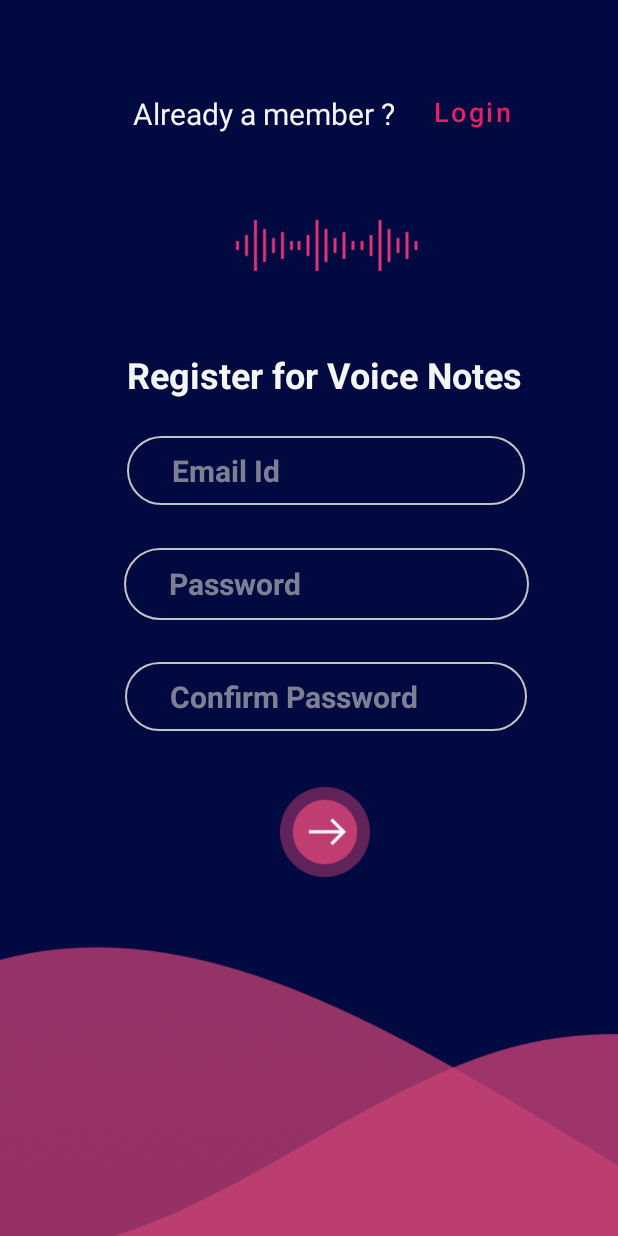
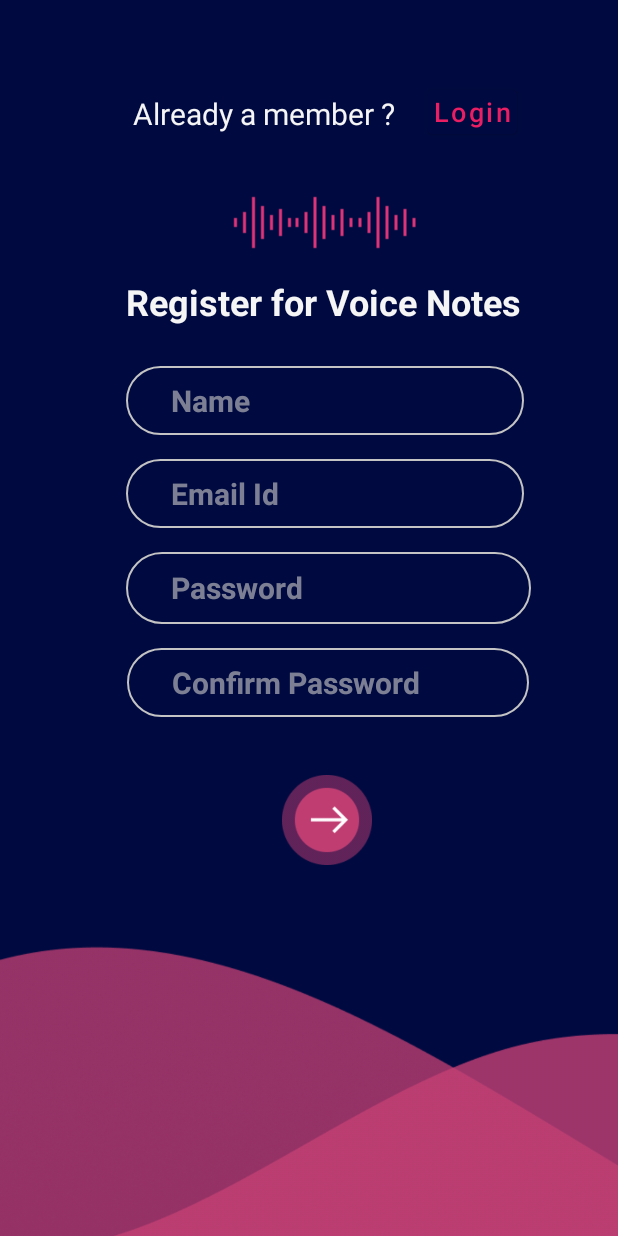
Before and after one commit to vidushi014/YVS_Android1, an Android app: the RegistrationActivity screen opened directly, with no data from a screen before it, on a phone screen of 412 x 824 dp. Run offline under Robolectric (Android 15) with nearby library versions, the phone set to English and light mode, and no system bars; our stand-ins replace Firebase (no records; nobody signed in at launch, a user with empty details on screens opened directly).

Commit message:
name field added in registration page

```diff
--- a/app/src/main/java/com/example/voice_notes/DbQuery.java
+++ b/app/src/main/java/com/example/voice_notes/DbQuery.java
@@ -24,9 +24,10 @@ public class DbQuery {
     public static FirebaseFirestore gFireStore;
 //    public static List<CategoryModel> gCatList = new ArrayList<>();
 
-    public static void createUserdata(String email,MyCompleteListener completeListener){
+    public static void createUserdata(String name ,String email,MyCompleteListener completeListener){
 
         Map<String, Object> userData = new ArrayMap<>();
+        userData.put("Name",name);
         userData.put("Email_ID",email);
 
         DocumentReference userDoc = gFireStore.collection("USERS").document(FirebaseAuth.getInstance().getCurrentUser().getUid());
--- a/app/src/main/java/com/example/voice_notes/MainActivity.java
+++ b/app/src/main/java/com/example/voice_notes/MainActivity.java
@@ -175,7 +175,7 @@ public class MainActivity extends AppCompatActivity {
 
                             if (task.getResult().getAdditionalUserInfo().isNewUser())
                             {
-                                DbQuery.createUserdata(user.getEmail(), new MyCompleteListener() {
+                                DbQuery.createUserdata(user.getDisplayName(),user.getEmail(), new MyCompleteListener() {
                                     @Override
                                     public void onSuccess() {
                                         startActivity(new Intent(MainActivity.this, activity_recording.class));
--- a/app/src/main/java/com/example/voice_notes/RegistrationActivity.java
+++ b/app/src/main/java/com/example/voice_notes/RegistrationActivity.java
@@ -24,6 +24,7 @@ public class RegistrationActivity extends AppCompatActivity {
 
     EditText etRegEmail;
     EditText etRegPassword;
+    EditText etRegName;
     EditText etRegConfPass;
     ImageButton btnRegister;
     Button reLogin;
@@ -39,6 +40,7 @@ public class RegistrationActivity extends AppCompatActivity {
 
         etRegEmail = findViewById(R.id.editTextTextEmailAddress2);
         etRegPassword = findViewById(R.id.editTextTextPassword2);
+        etRegName = findViewById(R.id.editTextTextPersonName);
         etRegConfPass = findViewById(R.id.editTextTextPassword3);
         btnRegister = findViewById(R.id.imageButton2);
         reLogin = findViewById(R.id.Button2);
@@ -57,6 +59,7 @@ public class RegistrationActivity extends AppCompatActivity {
     private void createUser(){
         String email = etRegEmail.getText().toString() ;
         String password = etRegPassword.getText().toString();
+        String Name = etRegName.getText().toString();
         String confpass = etRegConfPass.getText().toString();
 
         if(TextUtils.isEmpty(email)){
@@ -84,7 +87,7 @@ public class RegistrationActivity extends AppCompatActivity {
                     if (task.isSuccessful()){
                         Toast.makeText(RegistrationActivity.this, "user registered successfully", Toast.LENGTH_SHORT).show();
 
-                        DbQuery.createUserdata(email, new MyCompleteListener() {
+                        DbQuery.createUserdata(Name,email, new MyCompleteListener() {
                             @Override
                             public void onSuccess() {
                                 startActivity(new Intent(RegistrationActivity.this,MainActivity.class));
--- a/app/src/main/res/layout/activity_recording.xml
+++ b/app/src/main/res/layout/activity_recording.xml
@@ -36,12 +36,11 @@
         android:id="@+id/imageView8"
         android:layout_width="wrap_content"
         android:layout_height="wrap_content"
-        app:layout_constraintBottom_toBottomOf="parent"
+        android:layout_marginTop="156dp"
         app:layout_constraintEnd_toEndOf="parent"
         app:layout_constraintHorizontal_bias="0.0"
         app:layout_constraintStart_toStartOf="parent"
         app:layout_constraintTop_toTopOf="parent"
-        app:layout_constraintVertical_bias="0.197"
         app:srcCompat="@drawable/watermark" />
 
     <TextView
--- a/app/src/main/res/layout/activity_registration.xml
+++ b/app/src/main/res/layout/activity_registration.xml
@@ -49,31 +49,33 @@
         android:layout_height="wrap_content"
         app:layout_constraintBottom_toBottomOf="parent"
         app:layout_constraintEnd_toEndOf="@+id/Button2"
-        app:layout_constraintHorizontal_bias="0.498"
+        app:layout_constraintHorizontal_bias="0.487"
         app:layout_constraintStart_toStartOf="@+id/textView11"
         app:layout_constraintTop_toTopOf="parent"
-        app:layout_constraintVertical_bias="0.172"
+        app:layout_constraintVertical_bias="0.152"
         app:srcCompat="@drawable/logo" />
 
     <TextView
         android:id="@+id/textView"
         android:layout_width="wrap_content"
         android:layout_height="wrap_content"
-        android:layout_marginTop="28dp"
+        android:layout_marginTop="5dp"
         android:text="Register for Voice Notes"
         android:textColor="#F5F5F5"
         android:textSize="24sp"
         android:textStyle="bold"
         app:layout_constraintBottom_toBottomOf="parent"
         app:layout_constraintEnd_toEndOf="@+id/imageView6"
+        app:layout_constraintHorizontal_bias="0.495"
         app:layout_constraintStart_toStartOf="@+id/imageView6"
         app:layout_constraintTop_toBottomOf="@+id/imageView6"
-        app:layout_constraintVertical_bias="0.019" />
+        app:layout_constraintVertical_bias="0.0" />
 
     <EditText
         android:id="@+id/editTextTextEmailAddress2"
         android:layout_width="265dp"
         android:layout_height="46dp"
+        android:layout_marginTop="16dp"
         android:background="@drawable/btnbg"
         android:ems="10"
         android:hint="Email Id"
@@ -84,18 +86,16 @@
         android:textColorHint="#A3C4C4C4"
         android:textSize="20sp"
         android:textStyle="bold"
-        app:layout_constraintBottom_toBottomOf="parent"
-        app:layout_constraintEnd_toEndOf="@+id/textView"
-        app:layout_constraintHorizontal_bias="0.497"
-        app:layout_constraintStart_toStartOf="@+id/textView"
-        app:layout_constraintTop_toBottomOf="@+id/textView"
-        app:layout_constraintVertical_bias="0.048" />
+        app:layout_constraintEnd_toEndOf="@+id/editTextTextPersonName"
+        app:layout_constraintHorizontal_bias="1.0"
+        app:layout_constraintStart_toStartOf="@+id/editTextTextPersonName"
+        app:layout_constraintTop_toBottomOf="@+id/editTextTextPersonName" />
 
     <EditText
         android:id="@+id/editTextTextPassword2"
         android:layout_width="270dp"
         android:layout_height="48dp"
-        android:layout_marginTop="28dp"
+        android:layout_marginTop="16dp"
         android:background="@drawable/btnbg"
         android:ems="10"
         android:hint="Password"
@@ -105,18 +105,16 @@
         android:textColorHint="#A3C4C4C4"
         android:textSize="20sp"
         android:textStyle="bold"
-        app:layout_constraintBottom_toBottomOf="parent"
         app:layout_constraintEnd_toEndOf="@+id/editTextTextEmailAddress2"
-        app:layout_constraintHorizontal_bias="0.497"
+        app:layout_constraintHorizontal_bias="0.0"
         app:layout_constraintStart_toStartOf="@+id/editTextTextEmailAddress2"
-        app:layout_constraintTop_toBottomOf="@+id/editTextTextEmailAddress2"
-        app:layout_constraintVertical_bias="0.002" />
+        app:layout_constraintTop_toBottomOf="@+id/editTextTextEmailAddress2" />
 
     <EditText
         android:id="@+id/editTextTextPassword3"
         android:layout_width="268dp"
         android:layout_height="46dp"
-        android:layout_marginTop="28dp"
+        android:layout_marginTop="16dp"
         android:background="@drawable/btnbg"
         android:ems="10"
         android:hint="Confirm Password"
@@ -126,12 +124,10 @@
         android:textColorHint="#A3C4C4C4"
         android:textSize="20sp"
         android:textStyle="bold"
-        app:layout_constraintBottom_toBottomOf="parent"
         app:layout_constraintEnd_toEndOf="@+id/editTextTextPassword2"
         app:layout_constraintHorizontal_bias="0.497"
         app:layout_constraintStart_toStartOf="@+id/editTextTextPassword2"
-        app:layout_constraintTop_toBottomOf="@+id/editTextTextPassword2"
-        app:layout_constraintVertical_bias="0.0" />
+        app:layout_constraintTop_toBottomOf="@+id/editTextTextPassword2" />
 
     <ImageView
         android:id="@+id/imageView9"
@@ -162,4 +158,25 @@
         app:layout_constraintVertical_bias="0.136"
         app:srcCompat="@drawable/button" />
 
+    <EditText
+        android:id="@+id/editTextTextPersonName"
+        android:layout_width="265dp"
+        android:layout_height="46dp"
+        android:background="@drawable/btnbg"
+        android:ems="10"
+        android:hint="Name"
+        android:inputType="textEmailAddress"
+        android:paddingLeft="30dp"
+        android:paddingRight="10dp"
+        android:textColor="#F5F5F5"
+        android:textColorHint="#A3C4C4C4"
+        android:textSize="20sp"
+        android:textStyle="bold"
+        app:layout_constraintBottom_toBottomOf="parent"
+        app:layout_constraintEnd_toEndOf="@+id/textView"
+        app:layout_constraintHorizontal_bias="0.497"
+        app:layout_constraintStart_toStartOf="@+id/textView"
+        app:layout_constraintTop_toBottomOf="@+id/textView"
+        app:layout_constraintVertical_bias="0.048" />
+
 </androidx.constraintlayout.widget.ConstraintLayout>
```
